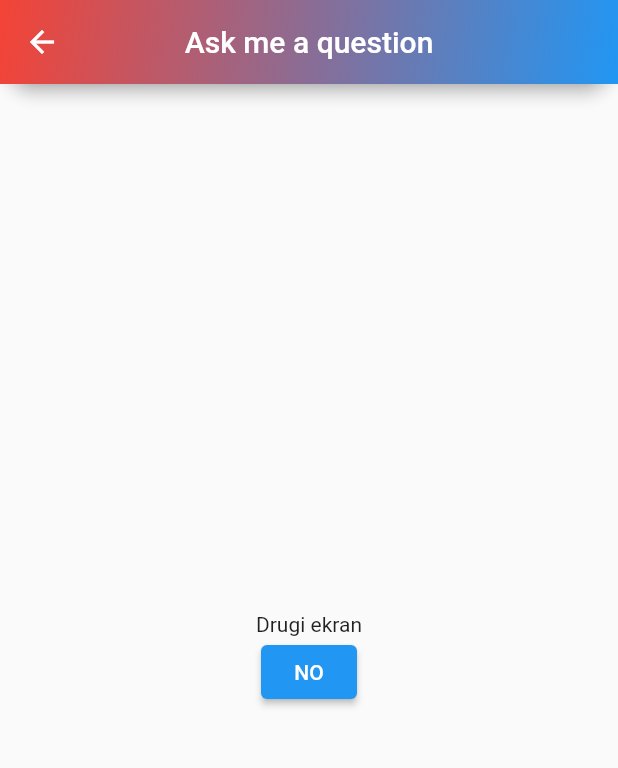
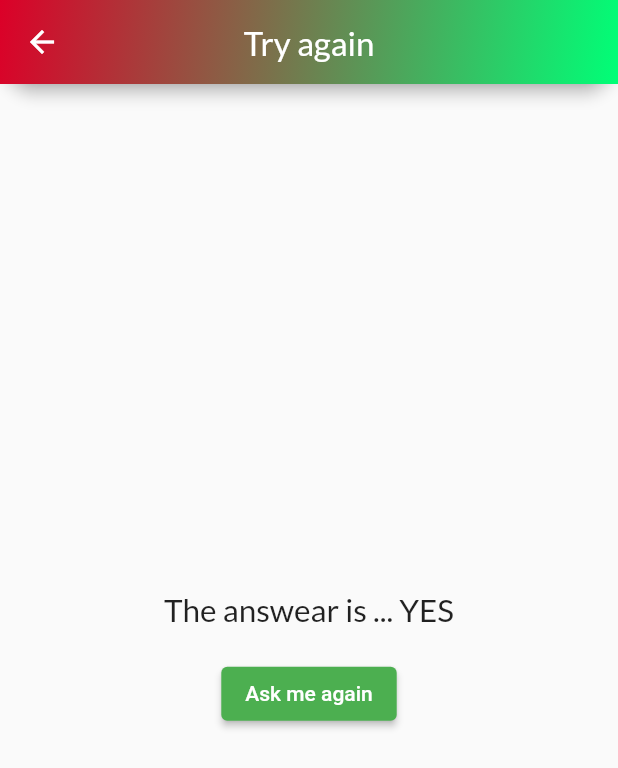
Before and after one commit to xxxjuliaxxx/ask_me, a Flutter app: the SecondPage screen opened directly, on a phone screen of 412 x 824 dp. Shown: the top 768 px of the screen. Run offline on Flutter 3.47's test engine with Material 2 defaults, Android fonts, the phone set to English and light mode, and no system bars; our stand-ins replace google_fonts.

Commit message:
Add corrections to aplication

```diff
--- a/lib/main.dart
+++ b/lib/main.dart
@@ -1,4 +1,7 @@
+import 'dart:math';
+
 import 'package:flutter/material.dart';
+import 'package:google_fonts/google_fonts.dart';
 
 void main() {
   runApp(const MyApp());
@@ -29,7 +32,10 @@ class FirstPage extends StatelessWidget {
     return Scaffold(
       appBar: AppBar(
         backgroundColor: const Color.fromARGB(255, 47, 178, 205),
-        title: const Text('Ask me a question'),
+        title: Text(
+          'Prepare good questions',
+          style: GoogleFonts.lato(fontSize: 21),
+        ),
         centerTitle: true,
         shape: const RoundedRectangleBorder(
           borderRadius: BorderRadius.only(
@@ -42,7 +48,10 @@ class FirstPage extends StatelessWidget {
             gradient: LinearGradient(
               begin: Alignment.topLeft,
               end: Alignment.bottomRight,
-              colors: <Color>[Colors.red, Colors.blue],
+              colors: <Color>[
+                Color.fromARGB(255, 212, 29, 62),
+                Color.fromARGB(255, 27, 215, 146)
+              ],
             ),
           ),
         ),
@@ -51,9 +60,18 @@ class FirstPage extends StatelessWidget {
         child: Column(
           mainAxisAlignment: MainAxisAlignment.center,
           children: [
-            const Text('Pierwszy ekran'),
+            Text(
+              'Ask me a question and I will tell you the answear.',
+              style: GoogleFonts.abel(fontSize: 18),
+            ),
+            const SizedBox(
+              height: 20,
+            ),
             ElevatedButton(
-                child: const Text('YES'),
+                child: const Text('Check the answear'),
+                style: ElevatedButton.styleFrom(
+                  backgroundColor: const Color.fromARGB(255, 45, 177, 200),
+                ),
                 onPressed: () {
                   Navigator.of(context).push(
                     MaterialPageRoute(
@@ -75,10 +93,15 @@ class SecondPage extends StatelessWidget {
 
   @override
   Widget build(BuildContext context) {
+    final random = Random();
+    final result = random.nextBool();
     return Scaffold(
       appBar: AppBar(
         backgroundColor: const Color.fromARGB(255, 47, 178, 205),
-        title: const Text('Ask me a question'),
+        title: Text(
+          'Try again',
+          style: GoogleFonts.lato(fontSize: 22),
+        ),
         centerTitle: true,
         shape: const RoundedRectangleBorder(
           borderRadius: BorderRadius.only(
@@ -91,7 +114,10 @@ class SecondPage extends StatelessWidget {
             gradient: LinearGradient(
               begin: Alignment.topLeft,
               end: Alignment.bottomRight,
-              colors: <Color>[Colors.red, Colors.blue],
+              colors: <Color>[
+                Color.fromARGB(255, 220, 0, 40),
+                Color.fromARGB(255, 0, 255, 119)
+              ],
             ),
           ),
         ),
@@ -100,10 +126,27 @@ class SecondPage extends StatelessWidget {
         child: Column(
           mainAxisAlignment: MainAxisAlignment.center,
           children: [
-            const Text('Drugi ekran'),
+            if (result == true)
+              Text(
+                'The answear is ... YES',
+                style: GoogleFonts.lato(fontSize: 21),
+              ),
+            if (result == false)
+              Text(
+                'The answear is ... NO',
+                style: GoogleFonts.lato(fontSize: 21),
+              ),
+            const SizedBox(
+              height: 20,
+            ),
             ElevatedButton(
-              child: const Text('NO'),
-              onPressed: () {},
+              child: const Text('Ask me again'),
+              style: ElevatedButton.styleFrom(
+                backgroundColor: result == true ? Colors.green : Colors.red,
+              ),
+              onPressed: () {
+                Navigator.of(context).pop();
+              },
             ),
           ],
         ),
--- a/pubspec.yaml
+++ b/pubspec.yaml
@@ -36,6 +36,7 @@ dependencies:
   # The following adds the Cupertino Icons font to your application.
   # Use with the CupertinoIcons class for iOS style icons.
   cupertino_icons: ^1.0.2
+  google_fonts: ^3.0.1
 
 dev_dependencies:
   flutter_test:
```
Also changed, not shown: pubspec.lock, 10 other files.
